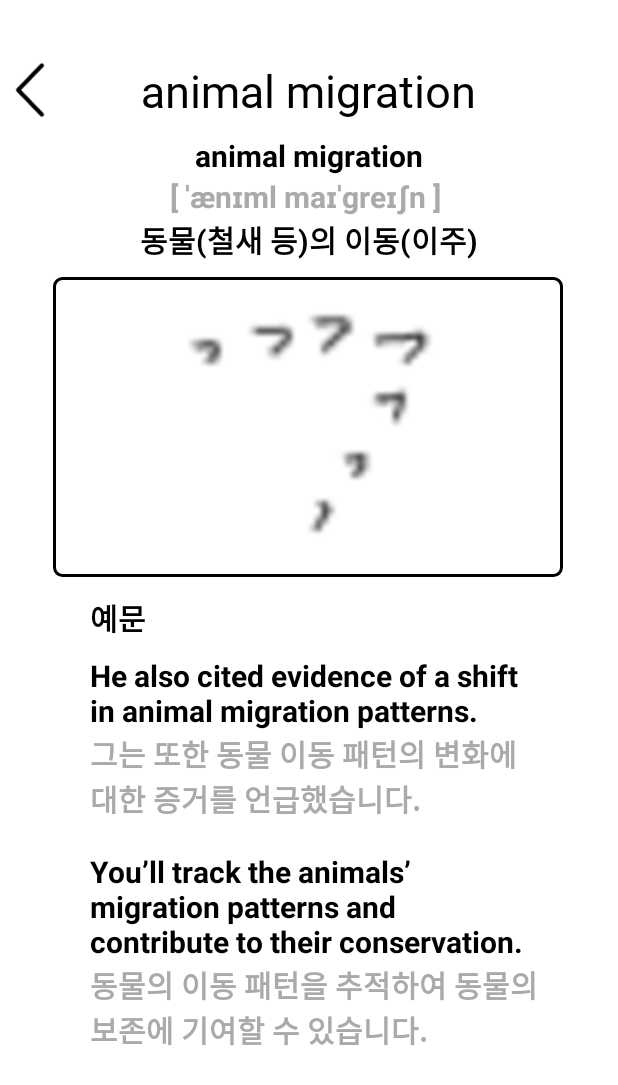
After one commit to Boo365Word/Boo100Word, an Android app: the layout fragment_word_detail.xml on its own in the app's theme, with its tools: preview values and no code run, on a phone screen of 412 x 824 dp. The commit adds this screen. Shown: the top 1085 px of the screen. Run offline under Robolectric (Android 15) with nearby library versions, the phone set to English and light mode, and no system bars.

Commit message:
font 추가, 단어 상세화면 레이아웃 추가

```diff
--- /dev/null
+++ b/app/src/main/res/layout/fragment_word_detail.xml
@@ -0,0 +1,154 @@
+<?xml version="1.0" encoding="utf-8"?>
+<androidx.constraintlayout.widget.ConstraintLayout xmlns:android="http://schemas.android.com/apk/res/android"
+    xmlns:app="http://schemas.android.com/apk/res-auto"
+    android:layout_width="match_parent"
+    android:layout_height="match_parent"
+    android:background="@color/white">
+
+    <ImageView
+        android:id="@+id/imageView5"
+        android:layout_width="40dp"
+        android:layout_height="40dp"
+        android:layout_marginTop="40dp"
+        android:src="@drawable/btn_back"
+        app:layout_constraintStart_toStartOf="parent"
+        app:layout_constraintTop_toTopOf="parent" />
+
+    <TextView
+        android:id="@+id/word_detail_title"
+        android:layout_width="wrap_content"
+        android:layout_height="40dp"
+        android:layout_marginTop="40dp"
+        android:fontFamily="@font/changwondangamasac"
+        android:text="animal migration"
+        android:textColor="@color/black"
+        android:textSize="30dp"
+        app:layout_constraintEnd_toEndOf="parent"
+        app:layout_constraintHorizontal_bias="0.5"
+        app:layout_constraintStart_toStartOf="parent"
+        app:layout_constraintTop_toTopOf="parent" />
+
+    <TextView
+        android:id="@+id/word_detail_english"
+        android:layout_width="wrap_content"
+        android:layout_height="wrap_content"
+        android:layout_marginTop="10dp"
+        android:text="animal migration"
+        android:textColor="@color/black"
+        android:textStyle="bold"
+        android:textSize="20dp"
+        app:layout_constraintEnd_toEndOf="parent"
+        app:layout_constraintStart_toStartOf="parent"
+        app:layout_constraintTop_toBottomOf="@+id/word_detail_title" />
+
+    <TextView
+        android:id="@+id/word_detail_pronunciation"
+        android:layout_width="wrap_content"
+        android:layout_height="wrap_content"
+        android:text="[ ˈænɪml maɪˈɡreɪʃn ] "
+        android:textColor="@color/gray"
+        android:textStyle="bold"
+        android:textSize="20dp"
+        app:layout_constraintEnd_toEndOf="parent"
+        app:layout_constraintHorizontal_bias="0.5"
+        app:layout_constraintStart_toStartOf="parent"
+        app:layout_constraintTop_toBottomOf="@+id/word_detail_english" />
+
+    <TextView
+        android:id="@+id/word_detail_korean"
+        android:layout_width="wrap_content"
+        android:layout_height="wrap_content"
+        android:text="동물(철새 등)의 이동(이주)"
+        android:textColor="@color/black"
+        android:textStyle="bold"
+        android:textSize="20dp"
+        app:layout_constraintEnd_toEndOf="parent"
+        app:layout_constraintHorizontal_bias="0.5"
+        app:layout_constraintStart_toStartOf="parent"
+        app:layout_constraintTop_toBottomOf="@+id/word_detail_pronunciation" />
+
+    <FrameLayout
+        android:id="@+id/frameLayout3"
+        android:layout_width="340dp"
+        android:layout_height="200dp"
+        android:layout_marginTop="10dp"
+        android:background="@drawable/dialog_info_background"
+        app:layout_constraintEnd_toEndOf="parent"
+        app:layout_constraintHorizontal_bias="0.495"
+        app:layout_constraintStart_toStartOf="parent"
+        app:layout_constraintTop_toBottomOf="@+id/word_detail_korean">
+
+        <ImageView
+            android:id="@+id/word_detail_image"
+            android:layout_width="200dp"
+            android:layout_height="200dp"
+            android:layout_gravity="center"
+            android:background="@drawable/word_animal_migration" />
+
+    </FrameLayout>
+
+    <TextView
+        android:id="@+id/textView8"
+        android:layout_width="wrap_content"
+        android:layout_height="wrap_content"
+        android:layout_marginStart="60dp"
+        android:layout_marginTop="12dp"
+        android:text="예문"
+        android:textColor="@color/black"
+        android:textStyle="bold"
+        android:textSize="20dp"
+        app:layout_constraintStart_toStartOf="parent"
+        app:layout_constraintTop_toBottomOf="@+id/frameLayout3" />
+
+    <TextView
+        android:id="@+id/word_detail_example_english_1"
+        android:layout_width="300dp"
+        android:layout_height="wrap_content"
+        android:layout_marginStart="60dp"
+        android:layout_marginTop="10dp"
+        android:text="He also cited evidence of a shift in animal migration patterns."
+        android:textColor="@color/black"
+        android:textStyle="bold"
+        android:textSize="20dp"
+        app:layout_constraintStart_toStartOf="parent"
+        app:layout_constraintTop_toBottomOf="@+id/textView8" />
+
+    <TextView
+        android:id="@+id/word_detail_example_korean_1"
+        android:layout_width="300dp"
+        android:layout_height="wrap_content"
+        android:layout_marginStart="60dp"
+        android:text="그는 또한 동물 이동 패턴의 변화에 대한 증거를 언급했습니다."
+        android:textColor="@color/gray"
+        android:textStyle="bold"
+        android:textSize="20dp"
+        app:layout_constraintStart_toStartOf="parent"
+        app:layout_constraintTop_toBottomOf="@+id/word_detail_example_english_1" />
+
+    <TextView
+        android:id="@+id/word_detail_example_english_2"
+        android:layout_width="300dp"
+        android:layout_height="wrap_content"
+        android:layout_marginStart="60dp"
+        android:layout_marginTop="20dp"
+        android:text="You’ll track the animals’ migration patterns and contribute to their conservation."
+        android:textColor="@color/black"
+        android:textStyle="bold"
+        android:textSize="20dp"
+        app:layout_constraintStart_toStartOf="parent"
+        app:layout_constraintTop_toBottomOf="@+id/word_detail_example_korean_1" />
+
+    <TextView
+        android:id="@+id/word_detail_example_korean_2"
+        android:layout_width="300dp"
+        android:layout_height="wrap_content"
+        android:layout_marginStart="60dp"
+        android:text="동물의 이동 패턴을 추적하여 동물의 보존에 기여할 수 있습니다."
+        android:textColor="@color/gray"
+        android:textStyle="bold"
+        android:textSize="20dp"
+        app:layout_constraintStart_toStartOf="parent"
+        app:layout_constraintTop_toBottomOf="@+id/word_detail_example_english_2" />
+
+
+</androidx.constraintlayout.widget.ConstraintLayout>
--- a/app/src/main/res/values/colors.xml
+++ b/app/src/main/res/values/colors.xml
@@ -2,4 +2,5 @@
 <resources>
     <color name="black">#FF000000</color>
     <color name="white">#FFFFFFFF</color>
+    <color name="gray">#AAAAAA</color>
 </resources>
```
Also changed, not shown: app/src/main/res/drawable/word_animal_migration.png (added), 1 other file.
